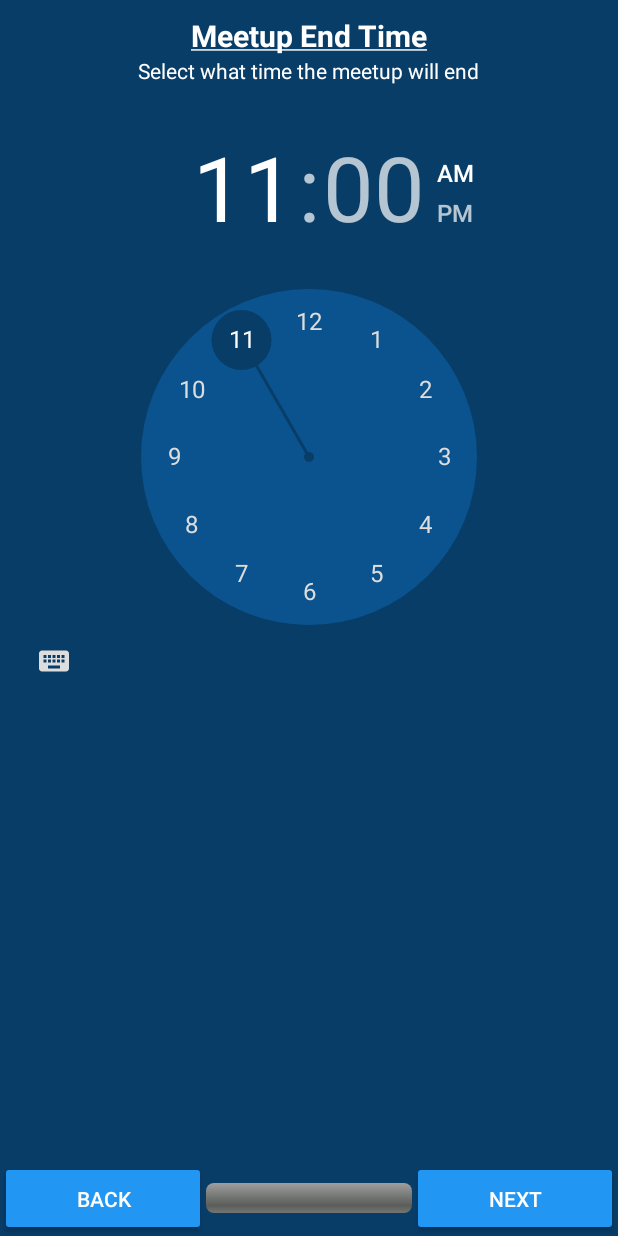
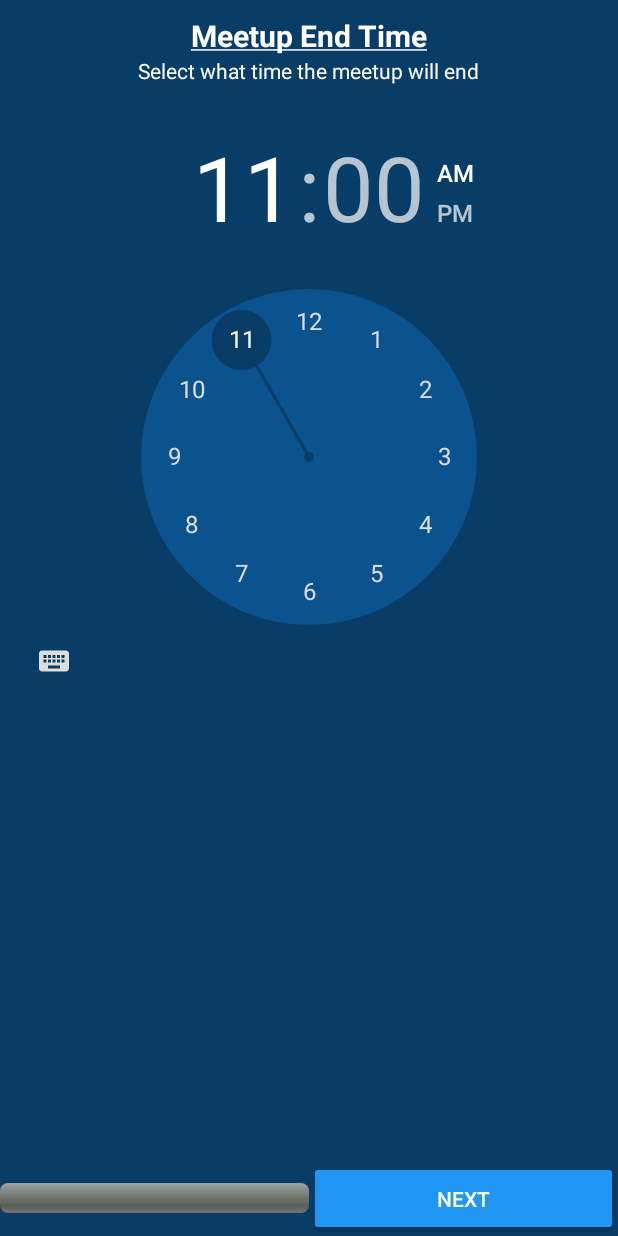
Before and after one commit to divy4/Dog-on-the-Quad, an Android app: the CreateMeetupEndTimeActivity screen opened directly, with no data from a screen before it, on a phone screen of 412 x 824 dp. Run offline under Robolectric (Android 15) with nearby library versions, the phone set to English and light mode, and no system bars; 1 statement that could not run was skipped.

Commit message:
Disable and remove back and cancel button

```diff
--- a/app/src/main/java/cs465/illinois/edu/dogonthequad/CreateMeetupActivity.java
+++ b/app/src/main/java/cs465/illinois/edu/dogonthequad/CreateMeetupActivity.java
@@ -37,7 +37,6 @@ public class CreateMeetupActivity extends Activity implements View.OnClickListen
     public static final int REQUEST_EDIT = 1;
 
     public Meetup mMeetup;
-    private Button mBackButton;
     private Button mNextButton;
 
     /**
@@ -50,14 +49,6 @@ public class CreateMeetupActivity extends Activity implements View.OnClickListen
 
         // load meetup from previous activity
         mMeetup = Util.getMeetupFromIntent(getIntent());
-
-        mBackButton = findViewById(R.id.back_button);
-        if (mBackButton == null) {
-            mBackButton = findViewById(R.id.cancel_button);
-        }
-        if (mBackButton != null) {
-            mBackButton.setOnClickListener(this);
-        }
 
         try {
             mNextButton = findViewById(R.id.meetup_next_button);
@@ -95,8 +86,6 @@ public class CreateMeetupActivity extends Activity implements View.OnClickListen
     public void onClick(View view) {
         if(view.getId() == R.id.meetup_next_button || view.getId() == R.id.confirm_button) {
             executeNext();
-        } else if (view.getId() == R.id.back_button || view.getId() == R.id.cancel_button) {
-            executeBack();
         }
     }
 
--- a/app/src/main/res/layout/activity_create_meetup_end_time.xml
+++ b/app/src/main/res/layout/activity_create_meetup_end_time.xml
@@ -47,15 +47,6 @@
         android:orientation="horizontal"
         android:gravity="center">
 
-        <Button
-            android:id="@+id/back_button"
-            android:layout_width="match_parent"
-            android:layout_height="match_parent"
-            android:textColor="#FFFFFF"
-            android:backgroundTint="#2196F3"
-            android:layout_weight="1"
-            android:text="@string/back"/>
-
         <ProgressBar
             android:layout_width="match_parent"
             android:layout_height="wrap_content"
```
Also changed, not shown: app/src/main/java/cs465/illinois/edu/dogonthequad/CreateMeetupReviewActivity.java (+4 -4 lines), app/src/main/res/layout/activity_create_meetup_location.xml (+0 -9 lines), app/src/main/res/layout/activity_create_meetup_photo.xml (+0 -9 lines), app/src/main/res/layout/activity_create_meetup_review.xml (+0 -9 lines), app/src/main/res/layout/activity_create_meetup_select_dogs.xml (+0 -9 lines), app/src/main/res/layout/activity_create_meetup_social_level.xml (+0 -9 lines).
